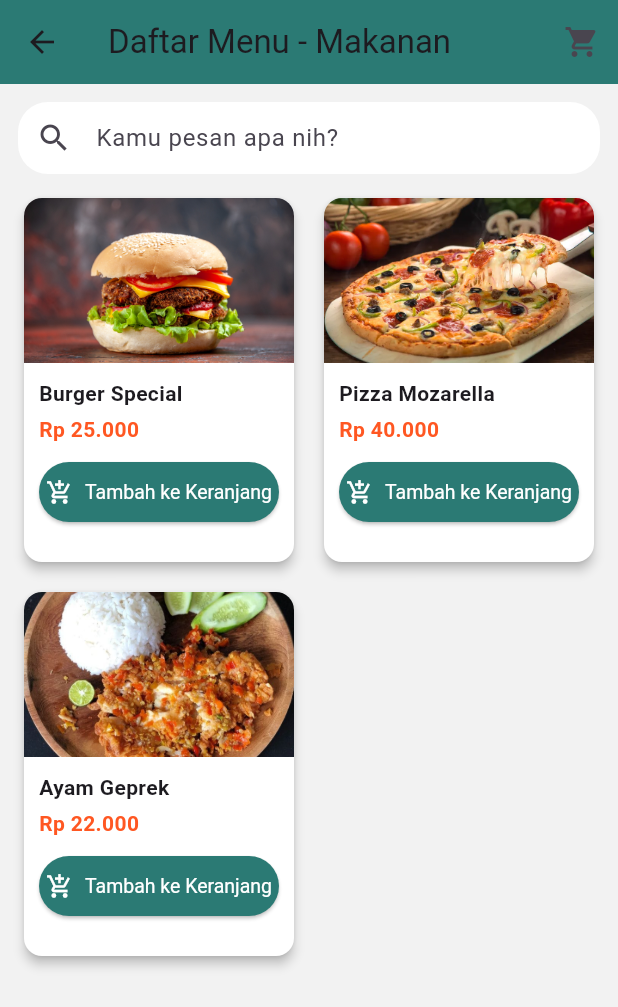
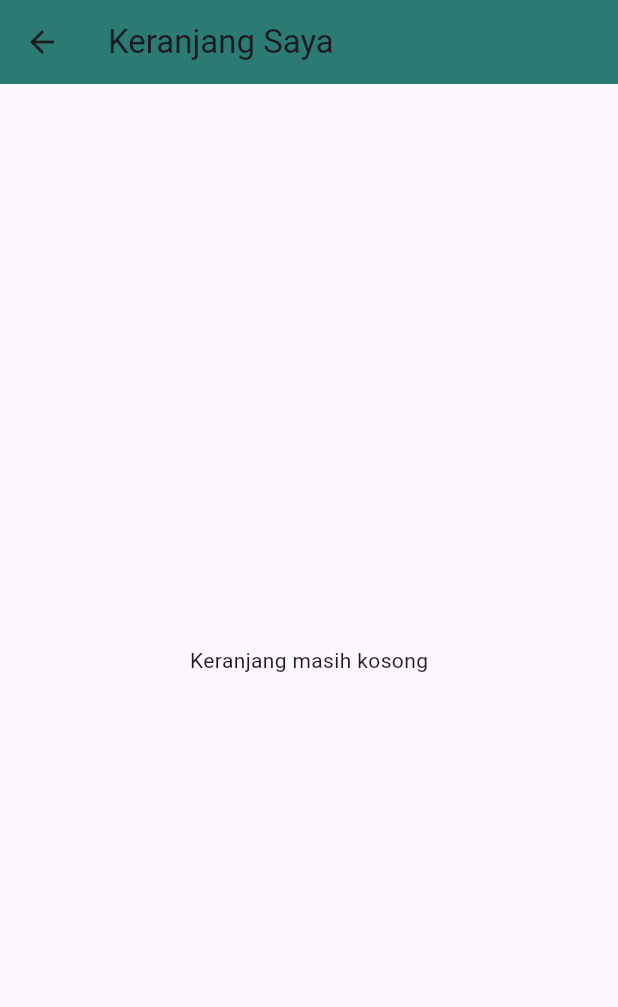
Before and after one commit to ifadatul23/project_uas, a Flutter app: the HomePage screen opened directly, after a tap on the "shopping cart" icon, on a phone screen of 412 x 824 dp. Shown: the top 1007 px of the screen. Run offline on Flutter 3.47's test engine with Material 3 defaults, Android fonts, the phone set to English and light mode, and no system bars; Roboto replaces fonts that are missing (Arial).

Commit message:
membuat card

```diff
--- a/lib/pages/cart/cart_page.dart
+++ b/lib/pages/cart/cart_page.dart
@@ -0,0 +1,126 @@
+import 'package:flutter/material.dart';
+
+class CartPage extends StatelessWidget {
+  final List<Map<String, String>> cartItems;
+
+  const CartPage({super.key, required this.cartItems});
+
+  @override
+  Widget build(BuildContext context) {
+    // Hitung subtotal dari harga item
+    int subtotal = cartItems.fold(
+      0,
+      (sum, item) =>
+          sum +
+          int.parse(item['price']!.replaceAll('.', '').replaceAll('Rp', '')),
+    );
+    int ongkir = 11000;
+    int biayaPesan = 2000;
+    int total = subtotal + ongkir + biayaPesan;
+
+    return Scaffold(
+      appBar: AppBar(
+        title: const Text('Keranjang Saya'),
+        backgroundColor: const Color(0xFF2B7A74),
+      ),
+      body:
+          cartItems.isEmpty
+              ? const Center(child: Text('Keranjang masih kosong'))
+              : Column(
+                children: [
+                  Expanded(
+                    child: ListView.builder(
+                      itemCount: cartItems.length,
+                      itemBuilder: (context, index) {
+                        final item = cartItems[index];
+                        return ListTile(
+                          leading: Image.asset(
+                            item['image']!,
+                            width: 50,
+                            height: 50,
+                          ),
+                          title: Text(item['name']!),
+                          subtitle: Text(item['price']!),
+                        );
+                      },
+                    ),
+                  ),
+                  // Tampilkan ringkasan dan tombol pesan kalau keranjang tidak kosong
+                  Padding(
+                    padding: const EdgeInsets.all(16),
+                    child: Column(
+                      crossAxisAlignment: CrossAxisAlignment.start,
+                      children: [
+                        const Text(
+                          "Rangkuman Pesanan",
+                          style: TextStyle(fontWeight: FontWeight.bold),
+                        ),
+                        const SizedBox(height: 8),
+                        Row(
+                          mainAxisAlignment: MainAxisAlignment.spaceBetween,
+                          children: [
+                            const Text("Subtotal"),
+                            Text("Rp$subtotal"),
+                          ],
+                        ),
+                        Row(
+                          mainAxisAlignment: MainAxisAlignment.spaceBetween,
+                          children: [
+                            const Text("Ongkos Kirim"),
+                            Text("Rp$ongkir"),
+                          ],
+                        ),
+                        Row(
+                          mainAxisAlignment: MainAxisAlignment.spaceBetween,
+                          children: [
+                            const Text("Biaya Pemesanan"),
+                            Text("Rp$biayaPesan"),
+                          ],
+                        ),
+                        const Divider(),
+                        Row(
+                          mainAxisAlignment: MainAxisAlignment.spaceBetween,
+                          children: [
+                            const Text(
+                              "Total Harga",
+                              style: TextStyle(fontWeight: FontWeight.bold),
+                            ),
+                            Text(
+                              "Rp$total",
+                              style: const TextStyle(
+                                fontWeight: FontWeight.bold,
+                              ),
+                            ),
+                          ],
+                        ),
+                        const SizedBox(height: 12),
+                        SizedBox(
+                          width: double.infinity,
+                          child: ElevatedButton(
+                            style: ElevatedButton.styleFrom(
+                              backgroundColor: const Color.fromARGB(
+                                255,
+                                38,
+                                116,
+                                111,
+                              ),
+                            ),
+                            onPressed: () {
+                              // aksi tombol
+                              ScaffoldMessenger.of(context).showSnackBar(
+                                const SnackBar(
+                                  content: Text("Pesanan berhasil dikirim!"),
+                                ),
+                              );
+                            },
+                            child: const Text("Pesan"),
+                          ),
+                        ),
+                      ],
+                    ),
+                  ),
+                ],
+              ),
+    );
+  }
+}
--- a/lib/pages/home/home_page.dart
+++ b/lib/pages/home/home_page.dart
@@ -1,10 +1,14 @@
 import 'package:flutter/material.dart';
+import '../cart/cart_page.dart';
 
-class HomePage extends StatelessWidget {
+class HomePage extends StatefulWidget {
   const HomePage({super.key});
 
   @override
-  Widget build(BuildContext context) {
+  State<HomePage> createState() => _HomePageState();
+}
+
+class _HomePageState extends State<HomePage> {
   final List<Map<String, String>> menuItems = [
     {
       'name': 'Burger Special',
@@ -23,13 +27,27 @@ class HomePage extends StatelessWidget {
     },
   ];
 
+  List<Map<String, String>> cartItems = [];
+
+  @override
+  Widget build(BuildContext context) {
     return Scaffold(
       backgroundColor: const Color(0xFFF2F2F2),
       appBar: AppBar(
         backgroundColor: const Color(0xFF2B7A74),
         title: const Text('Daftar Menu - Makanan'),
         actions: [
-          IconButton(icon: const Icon(Icons.shopping_cart), onPressed: () {}),
+          IconButton(
+            icon: const Icon(Icons.shopping_cart),
+            onPressed: () {
+              Navigator.push(
+                context,
+                MaterialPageRoute(
+                  builder: (context) => CartPage(cartItems: cartItems),
+                ),
+              );
+            },
+          ),
         ],
       ),
       body: Column(
@@ -60,7 +78,7 @@ class HomePage extends StatelessWidget {
                 crossAxisCount: 2,
                 crossAxisSpacing: 12,
                 mainAxisSpacing: 12,
-                childAspectRatio: 0.75,
+                childAspectRatio: 0.9,
               ),
               itemCount: menuItems.length,
               itemBuilder: (context, index) {
@@ -80,7 +98,7 @@ class HomePage extends StatelessWidget {
                         ),
                         child: Image.asset(
                           item['image']!,
-                          height: 110,
+                          height: 120, //
                           fit: BoxFit.cover,
                         ),
                       ),
@@ -104,11 +122,12 @@ class HomePage extends StatelessWidget {
                                 fontWeight: FontWeight.w600,
                               ),
                             ),
-                            const SizedBox(height: 8),
-                            SizedBox(
-                              width: double.infinity,
-                              child: ElevatedButton.icon(
+                            const SizedBox(height: 10),
+                            ElevatedButton.icon(
                               onPressed: () {
+                                setState(() {
+                                  cartItems.add(item);
+                                });
                                 ScaffoldMessenger.of(context).showSnackBar(
                                   SnackBar(
                                     content: Text(
@@ -118,15 +137,15 @@ class HomePage extends StatelessWidget {
                                 );
                               },
                               icon: const Icon(Icons.add_shopping_cart),
-                                label: const Text('Tambah ke Keranjang'),
+                              label: const Text('Masukkan Keranjang'),
                               style: ElevatedButton.styleFrom(
                                 backgroundColor: const Color(0xFF2B7A74),
                                 foregroundColor: Colors.white,
                                 padding: const EdgeInsets.symmetric(
-                                    vertical: 8,
+                                  vertical: 10,
                                 ),
+                                minimumSize: const Size.fromHeight(36),
                                 textStyle: const TextStyle(fontSize: 13),
-                                ),
                               ),
                             ),
                           ],
```
Lines whose indentation alone changed are shown as unchanged.
